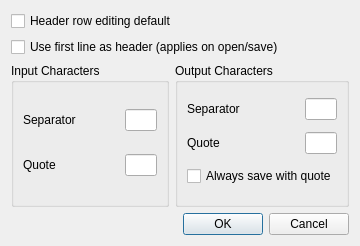
Old version of the form optdialog.ui in the repository wd5gnr/kcsved.
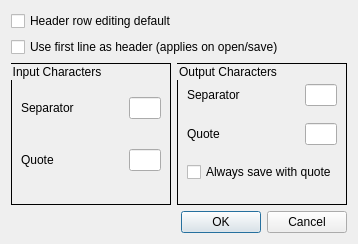
New version of the form.

Commit message: Cosmetic change (Exit menu to Quit to maintin KDE style).

```diff
--- a/optdialog.ui
+++ b/optdialog.ui
@@ -6,13 +6,16 @@
    <rect>
     <x>0</x>
     <y>0</y>
-    <width>360</width>
-    <height>246</height>
+    <width>358</width>
+    <height>244</height>
    </rect>
   </property>
   <property name="windowTitle">
    <string>Options</string>
   </property>
+  <property name="styleSheet">
+   <string notr="true">QGroupBox { border: 1px solid black }</string>
+  </property>
   <layout class="QVBoxLayout" name="verticalLayout_3">
    <item>
     <widget class="QCheckBox" name="headeron">
@@ -38,9 +41,15 @@
     <layout class="QHBoxLayout" name="horizontalLayout_5">
      <item>
       <widget class="QGroupBox" name="groupBox">
+       <property name="styleSheet">
+        <string notr="true"/>
+       </property>
        <property name="title">
         <string>Input Characters</string>
        </property>
+       <property name="flat">
+        <bool>false</bool>
+       </property>
        <layout class="QVBoxLayout" name="verticalLayout">
         <item>
          <layout class="QHBoxLayout" name="horizontalLayout_2">
```
The commit also changes 1 other file.
